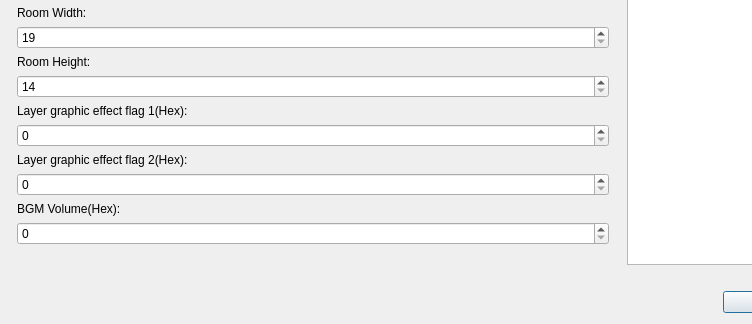
Qt form Dialog/RoomConfigDialog.ui (wario-land/WL4Editor) before a commit; both pictures show x 0 to 752 and y 499 to 823 of the 900 by 823 pixel window.
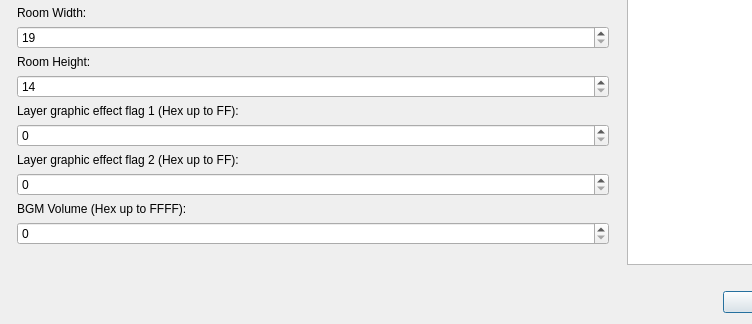
The same form after that commit. Custom widgets are drawn as their Qt base class.

Patch:
```diff
--- a/Dialog/RoomConfigDialog.ui
+++ b/Dialog/RoomConfigDialog.ui
@@ -272,7 +272,7 @@
        <item>
         <widget class="QLabel" name="label_LayerGfxEffect01">
          <property name="text">
-          <string>Layer graphic effect flag 1(Hex):</string>
+          <string>Layer graphic effect flag 1 (Hex up to FF):</string>
          </property>
         </widget>
        </item>
@@ -289,7 +289,7 @@
        <item>
         <widget class="QLabel" name="label_LayerGfxEffect02">
          <property name="text">
-          <string>Layer graphic effect flag 2(Hex):</string>
+          <string>Layer graphic effect flag 2 (Hex up to FF):</string>
          </property>
         </widget>
        </item>
@@ -306,7 +306,7 @@
        <item>
         <widget class="QLabel" name="label_BgmVolume">
          <property name="text">
-          <string>BGM Volume(Hex):</string>
+          <string>BGM Volume (Hex up to FFFF):</string>
          </property>
         </widget>
        </item>
```
Left out of the diff: 2 changed lines with no effect on the pictures.
